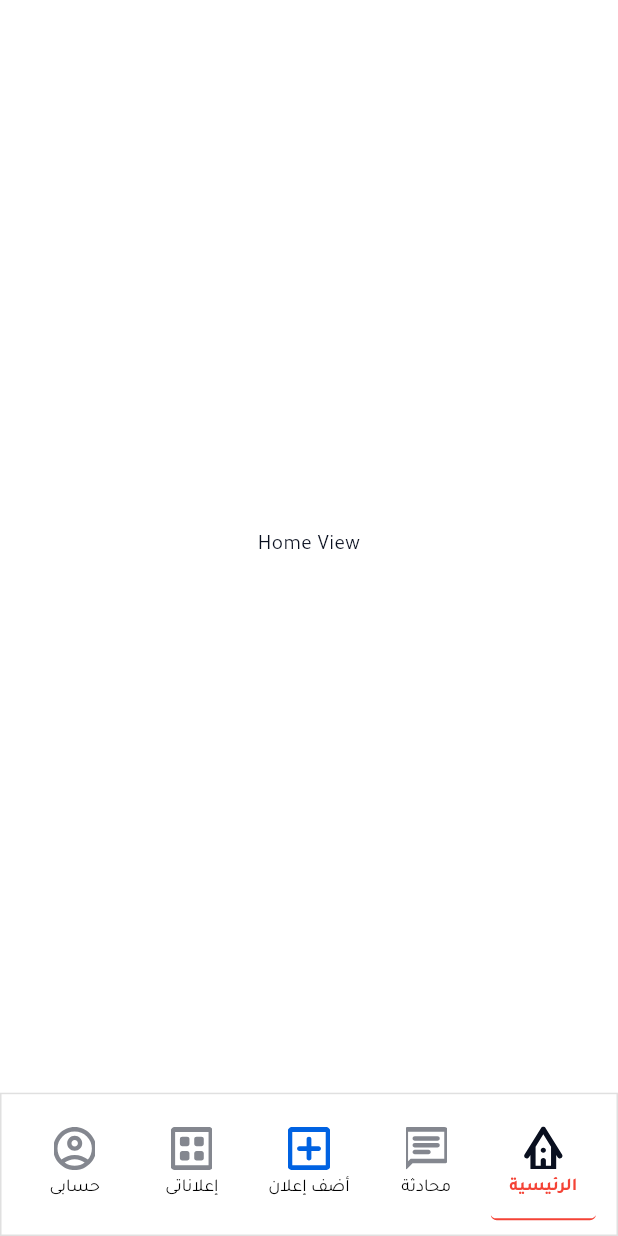
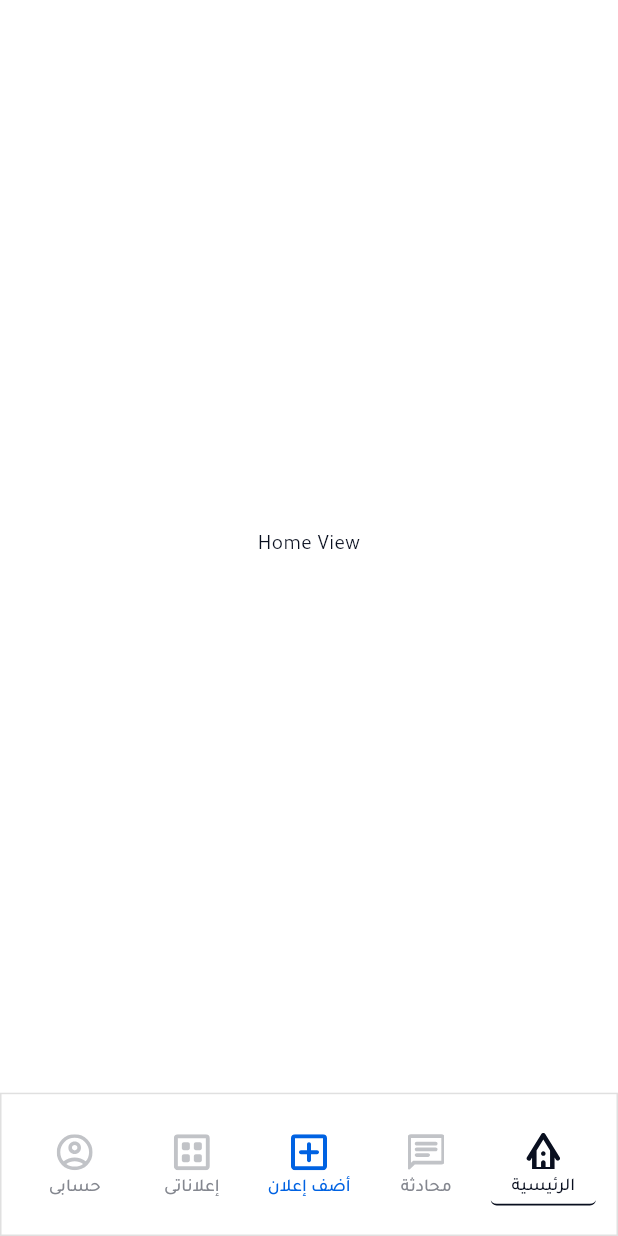
Before and after one commit to youssefhedefa/flutter_task_Youssef_Hedefa, a Flutter app: the screen it shows after launch, on a phone screen of 412 x 824 dp. Run offline on Flutter 3.47's test engine with Material 3 defaults, Android fonts, the phone set to English and light mode, and no system bars; our stand-ins replace bloc, easy_localization, equatable, flutter_bloc, flutter_screenutil, flutter_svg.

Commit message:
Refactor: Enhance theming, navigation, and code quality
- **Theming and Styling:**
    - Introduced `font12Medium` text style for consistent typography.
    - Added a `ThemingExtension` on `BuildContext` for easier access to `appColors` and `appTextStyles`.
    - Refined the custom bottom navigation bar item to use theme colors and text styles, improving its appearance and maintainability.
    - Adjusted the unselected color in the light theme scheme for better UI contrast.

- **Navigation:**
    - Created a `RoutingExtension` on `BuildContext` to simplify navigation calls (`pushNamed`, `pop`, etc.).

- **Code Quality & Initialization:**
    - Updated `analysis_options.yaml` to enforce stricter linting rules, including `require_trailing_commas` and `sort_child_properties_last`.
    - Centralized service initialization logic by moving `WidgetsFlutterBinding.ensureInitialized()` and `EasyLocalization.ensureInitialized()` into the `InitServices` class.

- **Debugging:**
    - Added a log in `CustomSvgBuilder` to trace SVG asset loading.

```diff
--- a/lib/app/init_services.dart
+++ b/lib/app/init_services.dart
@@ -12,6 +12,8 @@ class InitServices {
   }
 
   Future<void> init() async {
+    WidgetsFlutterBinding.ensureInitialized();
+    await EasyLocalization.ensureInitialized();
     makeStatusBarTransparent();
   }
 
--- a/lib/core/components/widgets/custom_svg_builder.dart
+++ b/lib/core/components/widgets/custom_svg_builder.dart
@@ -1,3 +1,5 @@
+import 'dart:developer';
+
 import 'package:flutter/material.dart';
 import 'package:flutter_screenutil/flutter_screenutil.dart';
 import 'package:flutter_svg/flutter_svg.dart';
@@ -13,6 +15,7 @@ class CustomSvgBuilder extends StatelessWidget {
 
   @override
   Widget build(BuildContext context) {
+    log('Loading SVG asset: $color');
     return SvgPicture.asset(
       path,
       fit: fit ?? BoxFit.cover,
--- a/lib/core/themes/app_colors_schemes.dart
+++ b/lib/core/themes/app_colors_schemes.dart
@@ -6,9 +6,7 @@ abstract class AppColorsSchemes {
   static AppColors lightColor = AppColors(
     primaryColor: Color(0xFF0062E2),
     selectedColor: Color(0xFF090F1F),
-    unselectedColor: Color(0xFF090F1F).withValues(
-      alpha: 0.5,
-    ),
+    unselectedColor: Color(0xFF84878F),
     orangeColor: Color(0xFFF95B1C),
     redColor: Color(0xFFFF4144),
     successColor: Color(0xff3A813F)
--- a/lib/core/themes/app_text_styles.dart
+++ b/lib/core/themes/app_text_styles.dart
@@ -7,6 +7,7 @@ class AppTextStyles extends ThemeExtension<AppTextStyles> {
 
   final TextStyle font12Regular;
   final TextStyle font12RegularSuccessColor;
+  final TextStyle font12Medium;
 
   final TextStyle font14Medium;
   final TextStyle font14MediumOrangeColor;
@@ -19,6 +20,7 @@ class AppTextStyles extends ThemeExtension<AppTextStyles> {
 
   const AppTextStyles({
     required this.font12Regular,
+    required this.font12Medium,
     required this.font14MediumOrangeColor,
     required this.font14MediumGreyColor,
     required this.font16Medium,
@@ -43,6 +45,7 @@ class AppTextStyles extends ThemeExtension<AppTextStyles> {
       font12RegularSuccessColor: font12RegularSuccessColor,
       font14Medium: font14Medium,
       font14MediumRedColor: font14MediumRedColor,
+      font12Medium: font12Medium,
     );
   }
 
@@ -65,6 +68,7 @@ class AppTextStyles extends ThemeExtension<AppTextStyles> {
       font12RegularSuccessColor: _lerpTextStyle(font12RegularSuccessColor, other.font12RegularSuccessColor, t),
       font14Medium: _lerpTextStyle(font14Medium, other.font14Medium, t),
       font14MediumRedColor: _lerpTextStyle(font14MediumRedColor, other.font14MediumRedColor, t),
+      font12Medium: _lerpTextStyle(font12Medium, other.font12Medium, t),
     );
   }
 
--- a/lib/core/themes/app_text_styles_schemes.dart
+++ b/lib/core/themes/app_text_styles_schemes.dart
@@ -6,20 +6,25 @@ import 'package:flutter_task/core/themes/app_text_styles.dart';
 abstract class AppTextStylesSchemes {
   static final AppColors _lightColors = AppColorsSchemes.lightColor;
   static AppTextStyles lightTextStyles = AppTextStyles(
+    font12Medium: TextStyle(
+      fontSize: 12,
+      fontWeight: FontWeight.w500,
+      color: _lightColors.selectedColor,
+    ),
     font14Medium: TextStyle(
       fontSize: 14,
       fontWeight: FontWeight.w500,
-      color: _lightColors.primaryColor,
+      color: _lightColors.selectedColor,
     ),
     font16Medium: TextStyle(
       fontSize: 16,
       fontWeight: FontWeight.w500,
-      color: _lightColors.primaryColor,
+      color: _lightColors.selectedColor,
     ),
     font10Regular: TextStyle(
       fontSize: 10,
       fontWeight: FontWeight.w400,
-      color: _lightColors.primaryColor,
+      color: _lightColors.selectedColor,
     ),
     font10RegularGreyColor: TextStyle(
       fontSize: 10,
@@ -29,7 +34,7 @@ abstract class AppTextStylesSchemes {
     font12Regular: TextStyle(
       fontSize: 12,
       fontWeight: FontWeight.w400,
-      color: _lightColors.primaryColor,
+      color: _lightColors.selectedColor,
     ),
     font12RegularSuccessColor: TextStyle(
       fontSize: 12,
--- a/lib/features/main_navigation/presentation/view/widgets/custom_bottom_nav_bar.dart
+++ b/lib/features/main_navigation/presentation/view/widgets/custom_bottom_nav_bar.dart
@@ -2,6 +2,7 @@ import 'package:flutter/material.dart';
 import 'package:flutter_bloc/flutter_bloc.dart';
 import 'package:flutter_screenutil/flutter_screenutil.dart';
 import 'package:flutter_task/core/extensions/localization_extensions.dart';
+import 'package:flutter_task/core/extensions/theming_extension.dart';
 import 'package:flutter_task/features/main_navigation/presentation/controllers/main_navigation_cubit/main_navigation_cubit.dart';
 import 'package:flutter_task/features/main_navigation/presentation/view/widgets/custom_bottom_nav_bar_item.dart';
 import 'package:flutter_task/generated/assets.dart';
@@ -44,6 +45,7 @@ class CustomBottomNavBar extends StatelessWidget {
             label: context.addAd,
             iconPath: Assets.iconsAddAd,
             isSelected: false,
+            iconColor: context.appColors.primaryColor,
             onTap: () {},
           ),
           CustomBottomNavBarItem(
--- a/lib/features/main_navigation/presentation/view/widgets/custom_bottom_nav_bar_item.dart
+++ b/lib/features/main_navigation/presentation/view/widgets/custom_bottom_nav_bar_item.dart
@@ -1,5 +1,8 @@
 import 'package:flutter/material.dart';
+import 'package:flutter_screenutil/flutter_screenutil.dart';
 import 'package:flutter_task/core/components/widgets/custom_svg_builder.dart';
+import 'package:flutter_task/core/extensions/theming_extension.dart';
+import 'package:flutter_task/core/themes/app_colors.dart';
 
 class CustomBottomNavBarItem extends StatelessWidget {
   const CustomBottomNavBarItem({
@@ -8,40 +11,47 @@ class CustomBottomNavBarItem extends StatelessWidget {
     required this.iconPath,
     required this.label,
     this.onTap,
+    this.iconColor,
   });
 
   final bool isSelected;
   final String iconPath;
   final String label;
   final Function()? onTap;
+  final Color? iconColor;
 
   @override
   Widget build(BuildContext context) {
-    final borderRadius = BorderRadius.circular(4);
+    final appColors = context.appColors;
+    final textStyle = context.appTextStyles;
     return Expanded(
       child: InkWell(
         onTap: onTap,
         child: Container(
-          // padding: const EdgeInsets.all(4.0),
+          height: 46.h,
+          padding: EdgeInsets.only(top: 4.h),
           decoration: BoxDecoration(
             border: Border(
-              bottom: isSelected ? BorderSide(color: Colors.red, width: 1.2) : BorderSide.none,
+              bottom: isSelected
+                  ? BorderSide(color: appColors.selectedColor, width: 1.2)
+                  : BorderSide.none,
             ),
-            borderRadius: borderRadius,
+            borderRadius: BorderRadius.circular(4),
           ),
           child: Column(
             spacing: 4,
             mainAxisAlignment: MainAxisAlignment.center,
             children: [
-              CustomSvgBuilder(path: iconPath),
+              CustomSvgBuilder(
+                path: iconPath,
+                height: 24,
+                width: 24,
+                color: getColor(appColors),
+              ),
               Text(
                 label,
-                style: TextStyle(
-                  fontSize: 12,
-                  fontWeight: isSelected
-                      ? FontWeight.bold
-                      : FontWeight.normal,
-                  color: isSelected ? Colors.red : Colors.black,
+                style: textStyle.font12Medium.copyWith(
+                  color: getColor(appColors),
                 ),
               ),
             ],
@@ -50,4 +60,8 @@ class CustomBottomNavBarItem extends StatelessWidget {
       ),
     );
   }
+
+  Color getColor(AppColors appColors) =>
+      iconColor ??
+      (isSelected ? appColors.selectedColor : appColors.unselectedColor);
 }
--- a/lib/main.dart
+++ b/lib/main.dart
@@ -5,8 +5,6 @@ import 'package:flutter_task/app/init_services.dart';
 import 'package:flutter_task/core/constants/app_string_constants.dart';
 
 main() async {
-  WidgetsFlutterBinding.ensureInitialized();
-  await EasyLocalization.ensureInitialized();
   await InitServices().init();
   runApp(
     EasyLocalization(
```
Also changed, not shown: analysis_options.yaml (+13 -7 lines), lib/core/extensions/routing_extension.dart (added, +31 -0 lines), lib/core/extensions/theming_extension.dart (added, +8 -0 lines).
